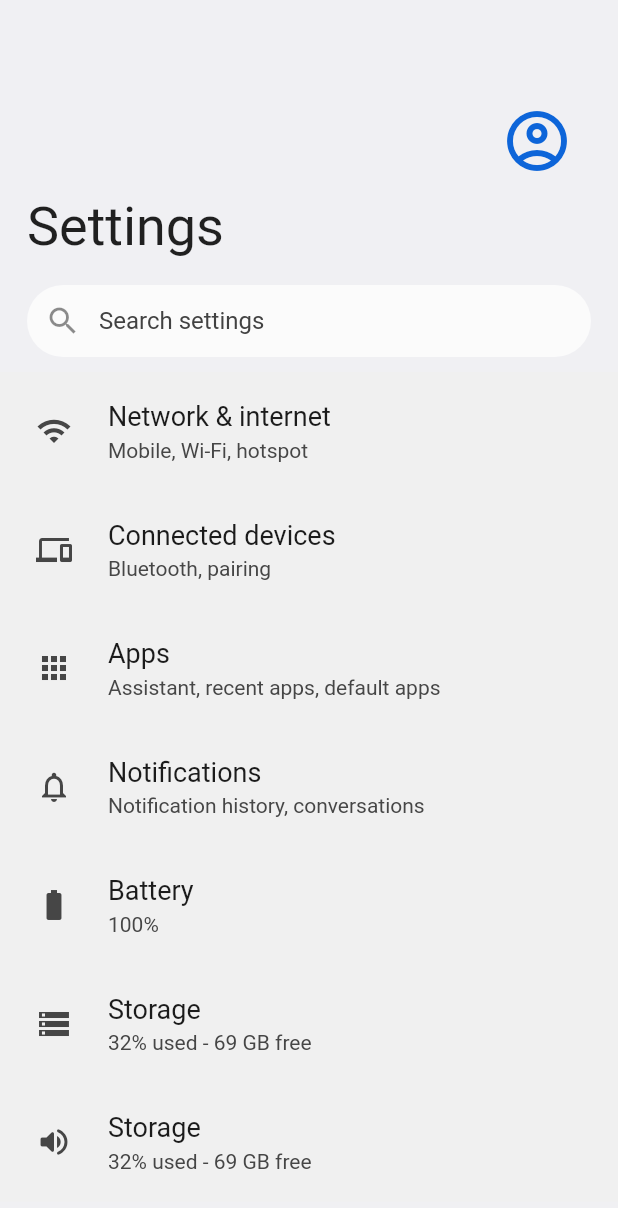
After one commit to sun-adriann/flutter-ui, a Flutter app: the AndroidSettingsScreen screen opened directly, on a phone screen of 412 x 824 dp. The commit adds this screen. Shown: the top 1208 px of the screen. Run offline on Flutter 3.47's test engine with Material 2 defaults, Android fonts, the phone set to English and light mode, and no system bars; drawn by our look-alikes of settings_ui; missing offline and left inert: cupertino_lists.

Commit message:
feat: ✨ create android settings page

```diff
--- /dev/null
+++ b/lib/android_settings_screen.dart
@@ -0,0 +1,151 @@
+import 'package:flutter/material.dart';
+import 'package:settings_ui/settings_ui.dart';
+
+class AndroidSettingsScreen extends StatefulWidget {
+  const AndroidSettingsScreen({Key? key}) : super(key: key);
+
+  @override
+  State<AndroidSettingsScreen> createState() => _AndroidSettingsScreenState();
+}
+
+class _AndroidSettingsScreenState extends State<AndroidSettingsScreen> {
+  @override
+  Widget build(BuildContext context) {
+    return Scaffold(
+      backgroundColor: const Color(0xFFF0F0F3),
+      body: SingleChildScrollView(
+        child: SizedBox(
+          width: double.infinity,
+          child: Column(
+            crossAxisAlignment: CrossAxisAlignment.end,
+            children: [
+              Padding(
+                padding: const EdgeInsets.symmetric(horizontal: 18.0),
+                child: Column(
+                  children: [
+                    const SizedBox(height: 70.0),
+                    Row(
+                      children: [
+                        Expanded(child: Container()),
+                        const Icon(
+                          Icons.account_circle_outlined,
+                          color: Color(0xFF0D65D9),
+                          size: 48.0,
+                        ),
+                        const SizedBox(width: 12.0),
+                      ],
+                    ),
+                    const SizedBox(height: 12.0),
+                    Row(
+                      children: [
+                        const Text(
+                          'Settings',
+                          style: TextStyle(
+                            // fontWeight: FontWeight.bold,
+                            fontSize: 36.0,
+                          ),
+                        ),
+                        Expanded(child: Container()),
+                      ],
+                    ),
+                    const SizedBox(height: 18.0),
+                    TextField(
+                      decoration: InputDecoration(
+                        prefixIcon: const Icon(Icons.search),
+                        contentPadding: const EdgeInsets.symmetric(horizontal: 16.0),
+                        border: OutlineInputBorder(
+                          borderSide: BorderSide.none,
+                          borderRadius: BorderRadius.circular(50.0),
+                        ),
+                        filled: true,
+                        hintStyle: TextStyle(color: Colors.grey[800]),
+                        hintText: "Search settings",
+                        fillColor: Colors.white70,
+                      ),
+                    ),
+                  ],
+                ),
+              ),
+              const SizedBox(height: 10),
+              Column(
+                children: [
+                  SettingsList(
+                    shrinkWrap: true,
+                    platform: DevicePlatform.android,
+                    physics: const NeverScrollableScrollPhysics(),
+                    applicationType: ApplicationType.cupertino,
+                    sections: [
+                      SettingsSection(
+                        tiles: [
+                          SettingsTile.navigation(
+                            leading: const Icon(Icons.wifi),
+                            title: const Text('Network & internet'),
+                            value: const Text('Mobile, Wi-Fi, hotspot'),
+                          ),
+                        ],
+                      ),
+                      SettingsSection(
+                        tiles: [
+                          SettingsTile.navigation(
+                            leading: const Icon(Icons.devices),
+                            title: const Text('Connected devices'),
+                            value: const Text('Bluetooth, pairing'),
+                          ),
+                        ],
+                      ),
+                      SettingsSection(
+                        tiles: [
+                          SettingsTile.navigation(
+                            leading: const Icon(Icons.apps),
+                            title: const Text('Apps'),
+                            value: const Text('Assistant, recent apps, default apps'),
+                          ),
+                        ],
+                      ),
+                      SettingsSection(
+                        tiles: [
+                          SettingsTile.navigation(
+                            leading: const Icon(Icons.notifications_outlined),
+                            title: const Text('Notifications'),
+                            value: const Text('Notification history, conversations'),
+                          ),
+                        ],
+                      ),
+                      SettingsSection(
+                        tiles: [
+                          SettingsTile.navigation(
+                            leading: const Icon(Icons.battery_std),
+                            title: const Text('Battery'),
+                            value: const Text('100%'),
+                          ),
+                        ],
+                      ),
+                      SettingsSection(
+                        tiles: [
+                          SettingsTile.navigation(
+                            leading: const Icon(Icons.storage),
+                            title: const Text('Storage'),
+                            value: const Text('32% used - 69 GB free'),
+                          ),
+                        ],
+                      ),
+                      SettingsSection(
+                        tiles: [
+                          SettingsTile.navigation(
+                            leading: const Icon(Icons.volume_up_rounded),
+                            title: const Text('Storage'),
+                            value: const Text('32% used - 69 GB free'),
+                          ),
+                        ],
+                      ),
+                    ],
+                  )
+                ],
+              ),
+            ],
+          ),
+        ),
+      ),
+    );
+  }
+}
--- a/lib/ios_popup_screen.dart
+++ b/lib/ios_popup_screen.dart
@@ -1,6 +1,7 @@
 import 'package:cupertino_lists/cupertino_lists.dart';
 import 'package:flutter/cupertino.dart';
 import 'package:flutter/material.dart';
+import 'package:flutter_ui/android_settings_screen.dart';
 
 class IosPopupScreen extends StatefulWidget {
   const IosPopupScreen({Key? key}) : super(key: key);
@@ -10,6 +11,14 @@ class IosPopupScreen extends StatefulWidget {
 }
 
 class _IosPopupScreenState extends State<IosPopupScreen> {
+  void goToAndroidSettingsScreen() {
+    Navigator.of(context).pushReplacement(
+      CupertinoPageRoute(
+        builder: (_) => const AndroidSettingsScreen(),
+      ),
+    );
+  }
+
   @override
   Widget build(BuildContext context) {
     return CupertinoPageScaffold(
@@ -76,7 +85,7 @@ class _IosPopupScreenState extends State<IosPopupScreen> {
                                         size: 22.0,
                                       ),
                                       onTap: () {
-                                        Navigator.of(context).pop();
+                                        goToAndroidSettingsScreen();
                                       },
                                     ),
                                     CupertinoListTile.notched(
@@ -89,7 +98,7 @@ class _IosPopupScreenState extends State<IosPopupScreen> {
                                         size: 22.0,
                                       ),
                                       onTap: () {
-                                        Navigator.of(context).pop();
+                                        goToAndroidSettingsScreen();
                                       },
                                     ),
                                   ],
@@ -114,7 +123,7 @@ class _IosPopupScreenState extends State<IosPopupScreen> {
                                       leadingToTitle: 2.0,
                                       leading: Container(),
                                       onTap: () {
-                                        Navigator.of(context).pop();
+                                        goToAndroidSettingsScreen();
                                       },
                                     ),
                                     CupertinoListTile.notched(
@@ -122,7 +131,7 @@ class _IosPopupScreenState extends State<IosPopupScreen> {
                                       leadingToTitle: 2.0,
                                       leading: const SizedBox(),
                                       onTap: () {
-                                        Navigator.of(context).pop();
+                                        goToAndroidSettingsScreen();
                                       },
                                     ),
                                     CupertinoListTile.notched(
@@ -139,7 +148,7 @@ class _IosPopupScreenState extends State<IosPopupScreen> {
                                         size: 18.0,
                                       ),
                                       onTap: () {
-                                        Navigator.of(context).pop();
+                                        goToAndroidSettingsScreen();
                                       },
                                     ),
                                     CupertinoListTile.notched(
@@ -147,7 +156,7 @@ class _IosPopupScreenState extends State<IosPopupScreen> {
                                       leadingToTitle: 2.0,
                                       leading: const SizedBox(),
                                       onTap: () {
-                                        Navigator.of(context).pop();
+                                        goToAndroidSettingsScreen();
                                       },
                                     ),
                                     CupertinoListTile.notched(
@@ -155,7 +164,7 @@ class _IosPopupScreenState extends State<IosPopupScreen> {
                                       leadingToTitle: 2.0,
                                       leading: const SizedBox(),
                                       onTap: () {
-                                        Navigator.of(context).pop();
+                                        goToAndroidSettingsScreen();
                                       },
                                     ),
                                   ],
@@ -180,7 +189,7 @@ class _IosPopupScreenState extends State<IosPopupScreen> {
                                       leadingToTitle: 2.0,
                                       leading: Container(),
                                       onTap: () {
-                                        Navigator.of(context).pop();
+                                        goToAndroidSettingsScreen();
                                       },
                                     ),
                                   ],
```
